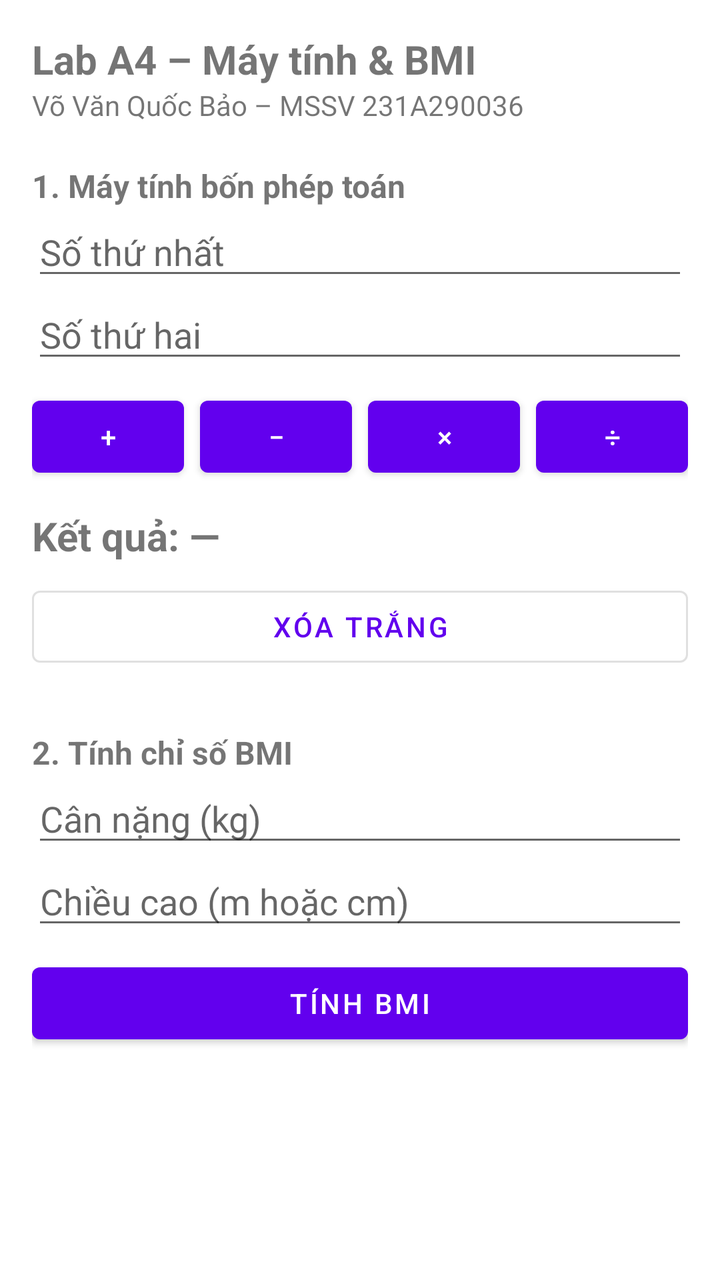
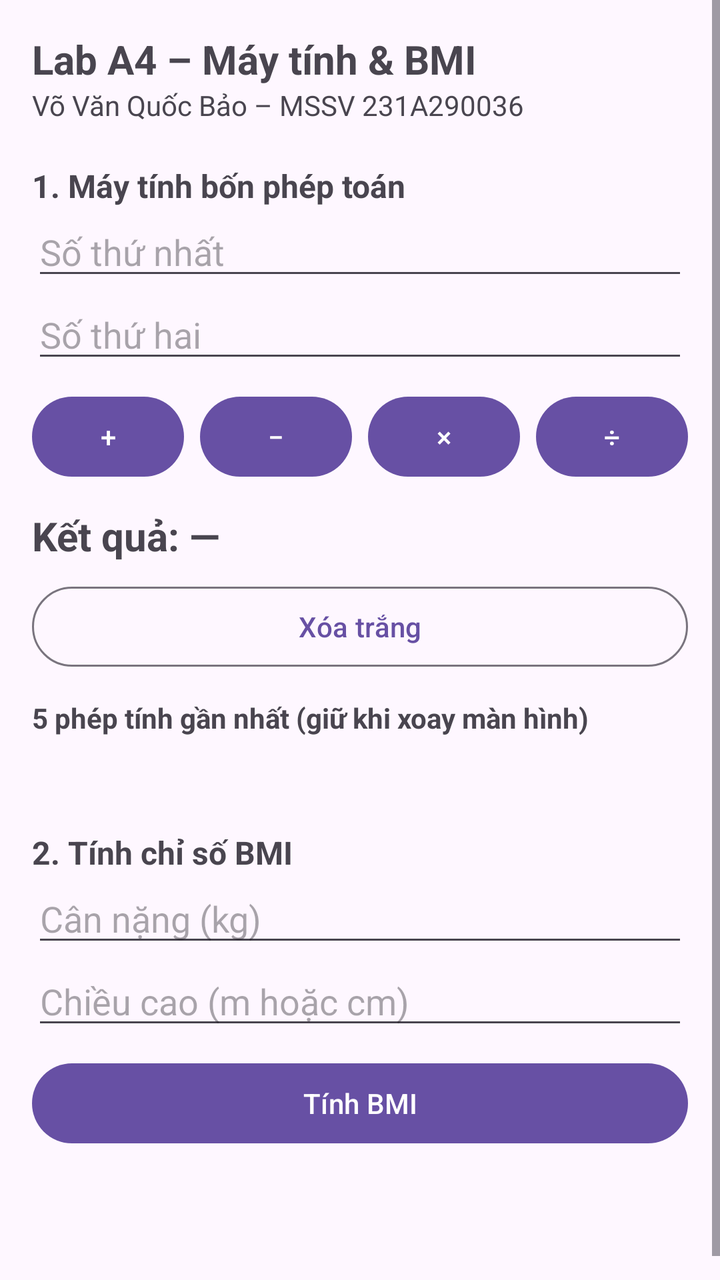

The first picture is an Android layout as it rendered before a commit; the second is the same layout after the commit. The layout source and the unified diff follow.
<!-- AndroidManifest.xml: application theme Theme.LabA4 -->
<!-- res/layout/activity_main.xml -->
<?xml version="1.0" encoding="utf-8"?>
<ScrollView xmlns:android="http://schemas.android.com/apk/res/android"
    android:id="@+id/main"
    android:layout_width="match_parent"
    android:layout_height="match_parent">

    <LinearLayout
        android:layout_width="match_parent"
        android:layout_height="wrap_content"
        android:orientation="vertical"
        android:padding="16dp">

        <TextView
            android:layout_width="wrap_content"
            android:layout_height="wrap_content"
            android:text="@string/title"
            android:textSize="20sp"
            android:textStyle="bold" />

        <TextView
            android:layout_width="wrap_content"
            android:layout_height="wrap_content"
            android:text="@string/student"
            android:textSize="14sp" />

        
        <TextView
            android:layout_width="wrap_content"
            android:layout_height="wrap_content"
            android:layout_marginTop="20dp"
            android:text="@string/section_calc"
            android:textSize="16sp"
            android:textStyle="bold" />

        <EditText
            android:id="@+id/edtSoA"
            android:layout_width="match_parent"
            android:layout_height="wrap_content"
            android:hint="@string/hint_a"
            android:importantForAutofill="no"
            android:inputType="numberDecimal|numberSigned" />

        <EditText
            android:id="@+id/edtSoB"
            android:layout_width="match_parent"
            android:layout_height="wrap_content"
            android:hint="@string/hint_b"
            android:importantForAutofill="no"
            android:inputType="numberDecimal|numberSigned" />

        <LinearLayout
            android:layout_width="match_parent"
            android:layout_height="wrap_content"
            android:layout_marginTop="8dp"
            android:orientation="horizontal">

            <Button
                android:id="@+id/btnCong"
                android:layout_width="0dp"
                android:layout_height="wrap_content"
                android:layout_weight="1"
                android:text="@string/op_add" />

            <Button
                android:id="@+id/btnTru"
                android:layout_width="0dp"
                android:layout_height="wrap_content"
                android:layout_marginStart="8dp"
                android:layout_weight="1"
                android:text="@string/op_sub" />

            <Button
                android:id="@+id/btnNhan"
                android:layout_width="0dp"
                android:layout_height="wrap_content"
                android:layout_marginStart="8dp"
                android:layout_weight="1"
                android:text="@string/op_mul" />

            <Button
                android:id="@+id/btnChia"
                android:layout_width="0dp"
                android:layout_height="wrap_content"
                android:layout_marginStart="8dp"
                android:layout_weight="1"
                android:text="@string/op_div" />
        </LinearLayout>

        <TextView
            android:id="@+id/tvKetQua"
            android:layout_width="match_parent"
            android:layout_height="wrap_content"
            android:layout_marginTop="12dp"
            android:text="@string/result_placeholder"
            android:textSize="20sp"
            android:textStyle="bold" />

        <Button
            android:id="@+id/btnXoa"
            style="?attr/materialButtonOutlinedStyle"
            android:layout_width="match_parent"
            android:layout_height="wrap_content"
            android:layout_marginTop="8dp"
            android:text="@string/clear" />

        
        <TextView
            android:layout_width="wrap_content"
            android:layout_height="wrap_content"
            android:layout_marginTop="28dp"
            android:text="@string/section_bmi"
            android:textSize="16sp"
            android:textStyle="bold" />

        <EditText
            android:id="@+id/edtCanNang"
            android:layout_width="match_parent"
            android:layout_height="wrap_content"
            android:hint="@string/hint_weight"
            android:importantForAutofill="no"
            android:inputType="numberDecimal" />

        <EditText
            android:id="@+id/edtChieuCao"
            android:layout_width="match_parent"
            android:layout_height="wrap_content"
            android:hint="@string/hint_height"
            android:importantForAutofill="no"
            android:inputType="numberDecimal" />

        <Button
            android:id="@+id/btnTinhBmi"
            android:layout_width="match_parent"
            android:layout_height="wrap_content"
            android:layout_marginTop="8dp"
            android:text="@string/calc_bmi" />

        <TextView
            android:id="@+id/tvBmi"
            android:layout_width="match_parent"
            android:layout_height="wrap_content"
            android:layout_marginTop="12dp"
            android:textSize="20sp"
            android:textStyle="bold" />

        <TextView
            android:id="@+id/tvPhanLoai"
            android:layout_width="match_parent"
            android:layout_height="wrap_content"
            android:textSize="16sp" />
    </LinearLayout>
</ScrollView>
<!-- resources referenced by this layout -->
<resources>
  <string name="calc_bmi">Tính BMI</string>
  <string name="clear">Xóa trắng</string>
  <string name="hint_a">Số thứ nhất</string>
  <string name="hint_b">Số thứ hai</string>
  <string name="hint_height">Chiều cao (m hoặc cm)</string>
  <string name="hint_weight">Cân nặng (kg)</string>
  <string name="op_add">+</string>
  <string name="op_div">÷</string>
  <string name="op_mul">×</string>
  <string name="op_sub">−</string>
  <string name="result_placeholder">Kết quả: —</string>
  <string name="section_bmi">2. Tính chỉ số BMI</string>
  <string name="section_calc">1. Máy tính bốn phép toán</string>
  <string name="student">Võ Văn Quốc Bảo – MSSV 231A290036</string>
  <string name="title">Lab A4 – Máy tính &amp; BMI</string>
  <style name="Theme.LabA4" parent="Theme.MaterialComponents.DayNight.NoActionBar">
      </style>
</resources>

<!-- the commit's change to res/layout/activity_main.xml (unified diff, before → after) -->
@@ -103,6 +103,11 @@
             android:layout_marginTop="8dp"
             android:text="@string/clear" />
 
+
+        <TextView android:layout_width="match_parent" android:layout_height="wrap_content"
+            android:layout_marginTop="12dp" android:text="@string/history_title" android:textStyle="bold" />
+        <TextView android:id="@+id/tvLichSu" android:layout_width="match_parent"
+            android:layout_height="wrap_content" android:lineSpacingExtra="4dp" />
         
         <TextView
             android:layout_width="wrap_content"
<!-- resource entries referenced after the edit -->
@@ -6,6 +6,7 @@
   <string name="hint_b">Số thứ hai</string>
   <string name="hint_height">Chiều cao (m hoặc cm)</string>
   <string name="hint_weight">Cân nặng (kg)</string>
+  <string name="history_title">5 phép tính gần nhất (giữ khi xoay màn hình)</string>
   <string name="op_add">+</string>
   <string name="op_div">÷</string>
   <string name="op_mul">×</string>
@@ -15,7 +16,7 @@
   <string name="section_calc">1. Máy tính bốn phép toán</string>
   <string name="student">Võ Văn Quốc Bảo – MSSV 231A290036</string>
   <string name="title">Lab A4 – Máy tính &amp; BMI</string>
-  <style name="Theme.LabA4" parent="Theme.MaterialComponents.DayNight.NoActionBar">
+  <style name="Theme.LabA4" parent="Theme.Material3.DayNight.NoActionBar">
       </style>
 </resources>
 
